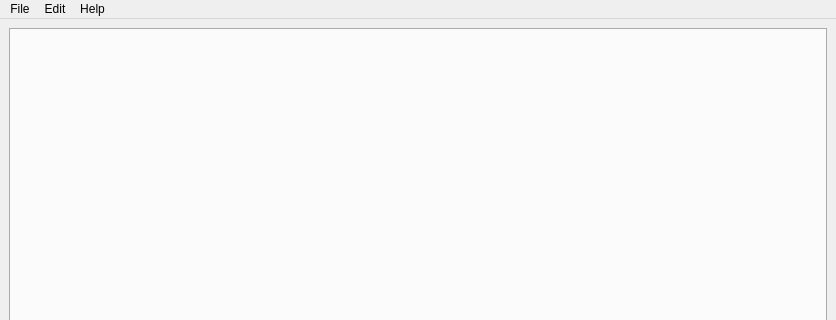
Before: the Qt Designer form src/ui/main_window.ui in DimichGD/FHEditor, drawn with Qt 5; both pictures show x 0 to 836 and y 0 to 320 of the 836 by 600 pixel window.
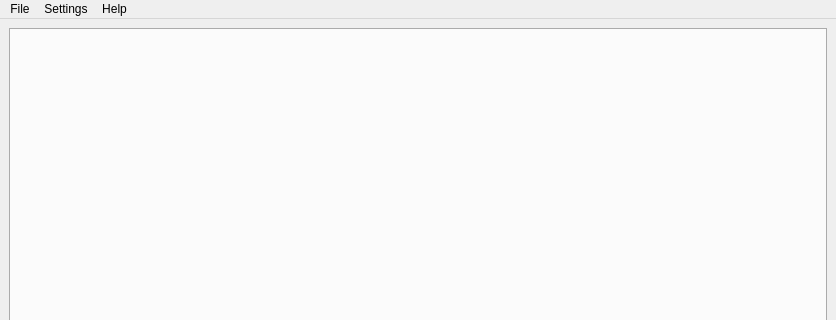
After: the same form once the commit is applied.

What changed in the file:
```diff
--- a/src/ui/main_window.ui
+++ b/src/ui/main_window.ui
@@ -36,7 +36,7 @@
      <x>0</x>
      <y>0</y>
      <width>836</width>
-     <height>23</height>
+     <height>25</height>
     </rect>
    </property>
    <widget class="QMenu" name="menuFile">
@@ -51,9 +51,9 @@
     <addaction name="separator"/>
     <addaction name="actionExit"/>
    </widget>
-   <widget class="QMenu" name="menuEdit">
+   <widget class="QMenu" name="menuSettings">
     <property name="title">
-     <string>Edit</string>
+     <string>Settings</string>
     </property>
     <addaction name="actionSettings"/>
    </widget>
@@ -64,7 +64,7 @@
     <addaction name="actionAboutQt"/>
    </widget>
    <addaction name="menuFile"/>
-   <addaction name="menuEdit"/>
+   <addaction name="menuSettings"/>
    <addaction name="menuHelp"/>
   </widget>
   <widget class="QStatusBar" name="statusBar"/>
```
Left out of the diff: 22 changed lines with no effect on the pictures.
